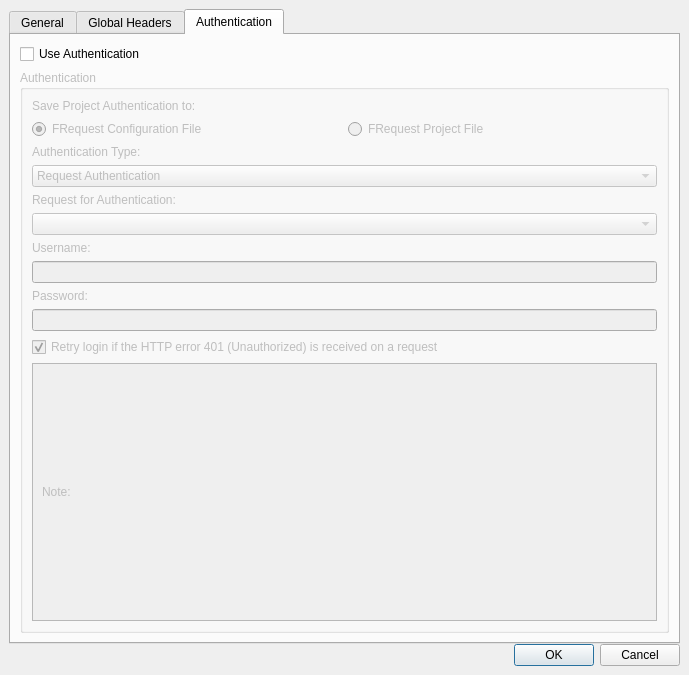
Before: the Qt Designer form projectproperties.ui in fabiobento512/FRequest, drawn with Qt 5.
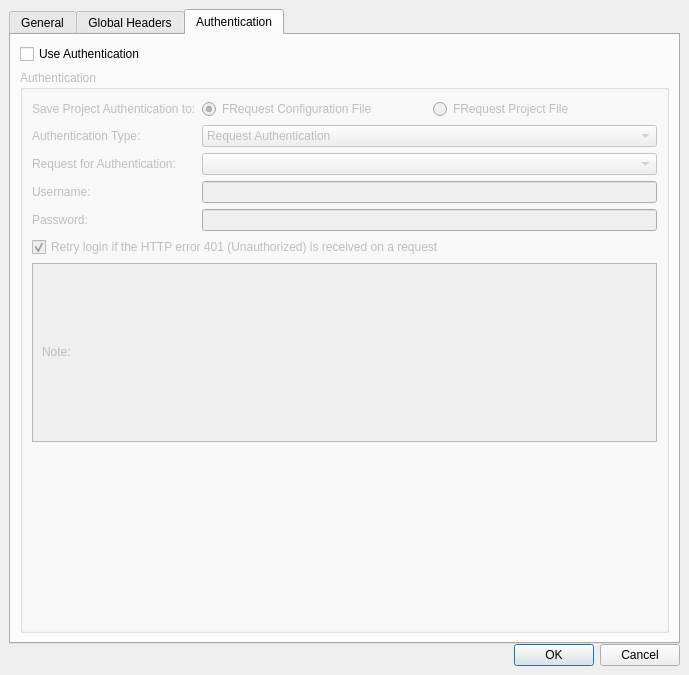
After: the same form once the commit is applied. The open tabs and pages were chosen to show the change. Icons and pictures are not drawn.

Patch:
```diff
--- a/projectproperties.ui
+++ b/projectproperties.ui
@@ -243,13 +243,15 @@
          </property>
          <layout class="QVBoxLayout" name="verticalLayout_9">
           <item>
+           <layout class="QFormLayout" name="formLayout_2">
+            <item row="0" column="0">
            <widget class="QLabel" name="lbSaveProjectAuthTo">
             <property name="text">
              <string>Save Project Authentication to:</string>
             </property>
            </widget>
           </item>
-          <item>
+            <item row="0" column="1">
            <layout class="QHBoxLayout" name="horizontalLayout">
             <item>
              <widget class="QRadioButton" name="rbSaveProjectAuthToConfigurationFile">
@@ -276,14 +278,14 @@
             </item>
            </layout>
           </item>
-          <item>
+            <item row="1" column="0">
            <widget class="QLabel" name="lbAuthType">
             <property name="text">
              <string>Authentication Type:</string>
             </property>
            </widget>
           </item>
-          <item>
+            <item row="1" column="1">
            <widget class="QComboBox" name="cbRequestType">
             <item>
              <property name="text">
@@ -297,34 +299,34 @@
             </item>
            </widget>
           </item>
-          <item>
+            <item row="2" column="0">
            <widget class="QLabel" name="lbRequestForAuthentication">
             <property name="text">
              <string>Request for Authentication:</string>
             </property>
            </widget>
           </item>
-          <item>
+            <item row="2" column="1">
            <widget class="QComboBox" name="cbRequestForAuthentication"/>
           </item>
-          <item>
+            <item row="3" column="0">
            <widget class="QLabel" name="lbUsername">
             <property name="text">
              <string>Username:</string>
             </property>
            </widget>
           </item>
-          <item>
+            <item row="3" column="1">
            <widget class="QLineEdit" name="leUsername"/>
           </item>
-          <item>
+            <item row="4" column="0">
            <widget class="QLabel" name="lbPassword">
             <property name="text">
              <string>Password:</string>
             </property>
            </widget>
           </item>
-          <item>
+            <item row="4" column="1">
            <widget class="QLineEdit" name="lePassword">
             <property name="text">
              <string/>
@@ -334,7 +336,7 @@
             </property>
            </widget>
           </item>
-          <item>
+            <item row="5" column="0" colspan="2">
            <widget class="QCheckBox" name="cbRetryLoginIfError401">
             <property name="text">
              <string>Retry login if the HTTP error 401 (Unauthorized) is received on a request</string>
@@ -344,6 +346,8 @@
             </property>
            </widget>
           </item>
+           </layout>
+          </item>
           <item>
            <widget class="QScrollArea" name="saProjectPropertiesNote">
             <property name="widgetResizable">
@@ -355,7 +359,7 @@
                <x>0</x>
                <y>0</y>
                <width>623</width>
-               <height>179</height>
+               <height>175</height>
               </rect>
              </property>
              <layout class="QVBoxLayout" name="verticalLayout_8">
@@ -376,6 +380,19 @@
             </widget>
            </widget>
           </item>
+          <item>
+           <spacer name="verticalSpacer_2">
+            <property name="orientation">
+             <enum>Qt::Vertical</enum>
+            </property>
+            <property name="sizeHint" stdset="0">
+             <size>
+              <width>20</width>
+              <height>40</height>
+             </size>
+            </property>
+           </spacer>
+          </item>
          </layout>
         </widget>
        </item>
```
Left out of the diff: 21 changed lines with no effect on the pictures. Lines whose indentation alone changed are shown as unchanged.
